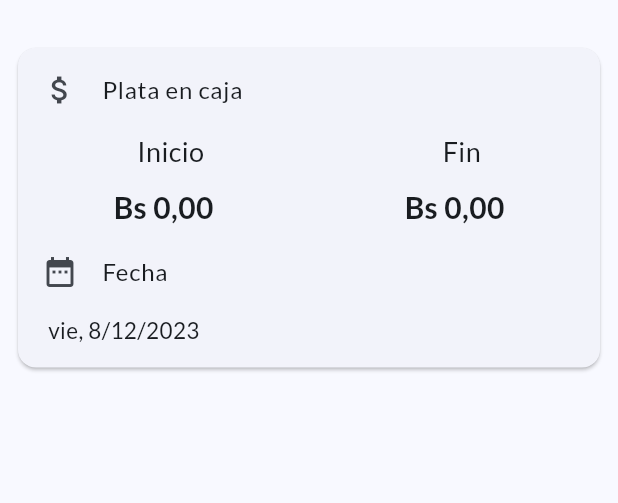
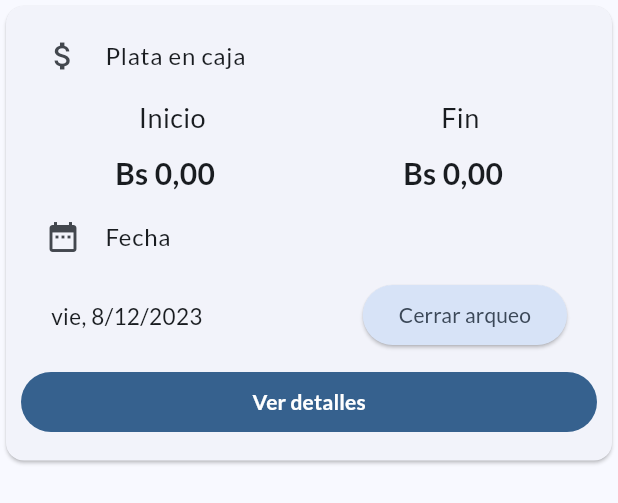
Before and after one commit to Jose20025/arqueo_caja, a Flutter app: the CashCountCard widget shown alone on an empty page, opened directly with empty values, on a phone screen of 412 x 824 dp. Shown: the top 503 px of the screen. Run offline on Flutter 3.47's test engine with Material 3 defaults, Android fonts, the phone set to English and light mode, and no system bars; our stand-ins replace google_fonts, shared_preferences; accounts and stored records are empty.

Commit message:
design changes and implemented button to close cashcount

```diff
--- a/lib/custom/cashcount_card.dart
+++ b/lib/custom/cashcount_card.dart
@@ -13,35 +13,12 @@ class CashCountCard extends StatelessWidget {
 
   @override
   Widget build(BuildContext context) {
-    return GestureDetector(
-      onTap: cashCount.finalAmount == 0
-          ? () {
-              Navigator.pushNamed(context, '/add',
-                  arguments: Props(cashCount: cashCount, where: '/complete'));
-            }
-          : () {
-              ScaffoldMessenger.of(context).removeCurrentSnackBar();
-
-              ScaffoldMessenger.of(context).showSnackBar(
-                const SnackBar(
-                  content: Text(
-                    'Este arqueo ya fue finalizado, no se puede editar',
-                    style: TextStyle(color: Colors.white),
-                  ),
-                  backgroundColor: Colors.red,
-                  duration: Duration(milliseconds: 1500),
-                ),
-              );
-            },
+    return SizedBox(
       child: Column(
         children: [
-          const SizedBox(
-            height: 20,
-          ),
-          Padding(
-            padding: const EdgeInsets.all(8.0),
-            child: Card(
-              child: SizedBox(
+          Card(
+            child: Container(
+              padding: const EdgeInsets.symmetric(horizontal: 10, vertical: 5),
               child: Column(
                 mainAxisSize: MainAxisSize.min,
                 crossAxisAlignment: CrossAxisAlignment.stretch,
@@ -68,8 +45,7 @@ class CashCountCard extends StatelessWidget {
                     mainAxisAlignment: MainAxisAlignment.spaceAround,
                     children: [
                       Text(
-                          NumberFormat.currency()
-                              .format(cashCount.initalAmount),
+                        NumberFormat.currency().format(cashCount.initalAmount),
                         style: const TextStyle(
                             fontSize: 20, fontWeight: FontWeight.bold),
                       ),
@@ -85,15 +61,42 @@ class CashCountCard extends StatelessWidget {
                     title: Text('Fecha'),
                   ),
                   Padding(
-                      padding: const EdgeInsets.only(left: 20, bottom: 15),
-                      child: Text(
+                    padding: const EdgeInsets.symmetric(horizontal: 20),
+                    child: Row(
+                      mainAxisAlignment: MainAxisAlignment.spaceBetween,
+                      children: [
+                        Text(
                           DateFormat.yMEd().format(cashCount.date),
                           style: const TextStyle(
                               fontSize: 15, fontWeight: FontWeight.w400),
                         ),
+                        FilledButton.tonal(
+                          onPressed: cashCount.finalAmount == 0
+                              ? () {
+                                  Navigator.pushNamed(context, '/add',
+                                      arguments: Props(
+                                          cashCount: cashCount,
+                                          where: '/complete'));
+                                }
+                              : null,
+                          style: ButtonStyle(
+                            elevation: MaterialStateProperty.all(1),
                           ),
+                          child: const Text('Cerrar arqueo'),
+                        )
                       ],
                     ),
+                  ),
+                  const SizedBox(height: 10),
+                  FilledButton(
+                    onPressed: () {},
+                    child: const Text(
+                      'Ver detalles',
+                      style: TextStyle(fontWeight: FontWeight.bold),
+                    ),
+                  ),
+                  const SizedBox(height: 10),
+                ],
               ),
             ),
           ),
```
Lines whose indentation alone changed are shown as unchanged.
